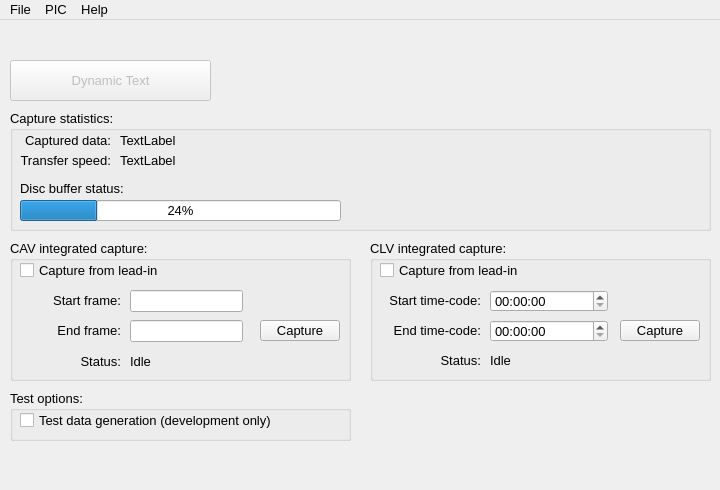
Qt form Linux-Application/DomesdayDuplicator/mainwindow.ui (simoninns/DomesdayDuplicator-gui-app) before a commit.
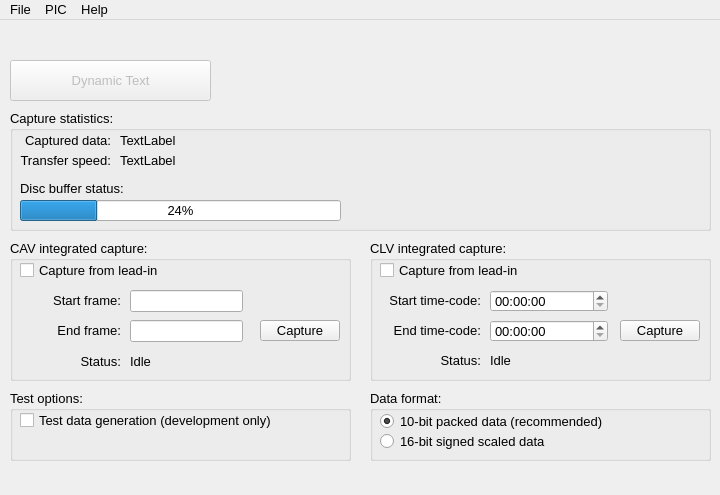
The same form after that commit. Icons and pictures are not drawn.

Diff of the .ui file:
```diff
--- a/Linux-Application/DomesdayDuplicator/mainwindow.ui
+++ b/Linux-Application/DomesdayDuplicator/mainwindow.ui
@@ -7,7 +7,7 @@
     <x>0</x>
     <y>0</y>
     <width>720</width>
-    <height>490</height>
+    <height>495</height>
    </rect>
   </property>
   <property name="sizePolicy">
@@ -19,13 +19,13 @@
   <property name="minimumSize">
    <size>
     <width>720</width>
-    <height>490</height>
+    <height>495</height>
    </size>
   </property>
   <property name="maximumSize">
    <size>
     <width>720</width>
-    <height>490</height>
+    <height>495</height>
    </size>
   </property>
   <property name="font">
@@ -140,7 +140,7 @@
       <x>10</x>
       <y>370</y>
       <width>341</width>
-      <height>51</height>
+      <height>71</height>
      </rect>
     </property>
     <property name="title">
@@ -464,6 +464,48 @@
      <pixmap resource="images.qrc">:/logos/Graphics/Domesday Duplicator logo colour 150px.png</pixmap>
     </property>
    </widget>
+   <widget class="QGroupBox" name="groupBox">
+    <property name="geometry">
+     <rect>
+      <x>370</x>
+      <y>370</y>
+      <width>341</width>
+      <height>71</height>
+     </rect>
+    </property>
+    <property name="title">
+     <string>Data format:</string>
+    </property>
+    <widget class="QRadioButton" name="tenBitRadioButton">
+     <property name="geometry">
+      <rect>
+       <x>10</x>
+       <y>20</y>
+       <width>321</width>
+       <height>22</height>
+      </rect>
+     </property>
+     <property name="text">
+      <string>10-bit packed data (recommended)</string>
+     </property>
+     <property name="checked">
+      <bool>true</bool>
+     </property>
+    </widget>
+    <widget class="QRadioButton" name="sixteenBitRadioButton">
+     <property name="geometry">
+      <rect>
+       <x>10</x>
+       <y>40</y>
+       <width>321</width>
+       <height>22</height>
+      </rect>
+     </property>
+     <property name="text">
+      <string>16-bit signed scaled data</string>
+     </property>
+    </widget>
+   </widget>
    <zorder>captureGroupBox</zorder>
    <zorder>optionsGroupBox</zorder>
    <zorder>cavIntegratedCaptureGroupBox</zorder>
```
Left out of the diff: 3 changed lines with no effect on the pictures.
